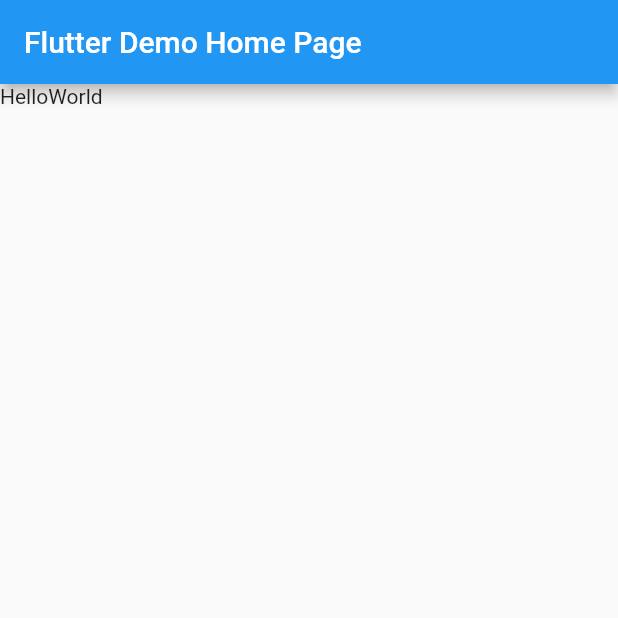
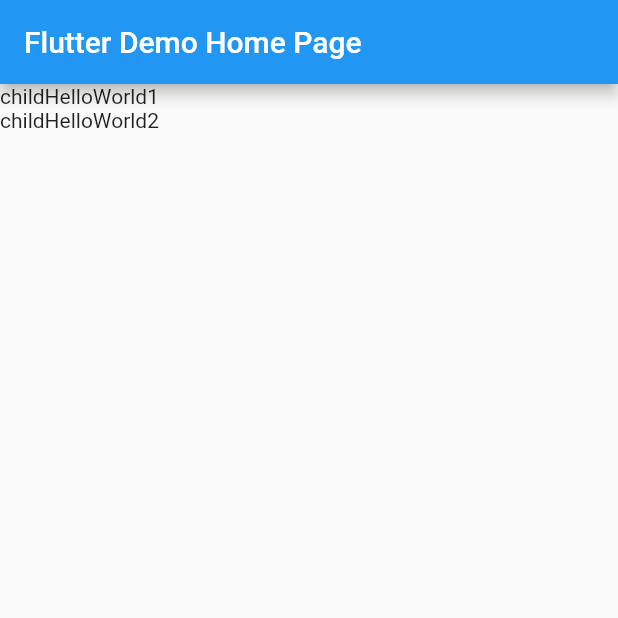
Before and after one commit to hiro21/flutter-helloworld, a Flutter app: the screen it shows after launch, on a phone screen of 412 x 824 dp, the top half of it. Run offline on Flutter 3.47's test engine with Material 2 defaults, Android fonts, the phone set to English and light mode, and no system bars.

Commit message:
bodyを2行にしてみる

```diff
--- a/lib/main.dart
+++ b/lib/main.dart
@@ -74,7 +74,10 @@ class _MyHomePageState extends State<MyHomePage> {
       appBar: AppBar(
         title: Text(widget.title),
       ),
-      body: Text("HelloWorld"),
+      body: Column(children: [
+        const Text("childHelloWorld1"),
+        const Text("childHelloWorld2"),
+      ],)
     );
   }
 }
```
